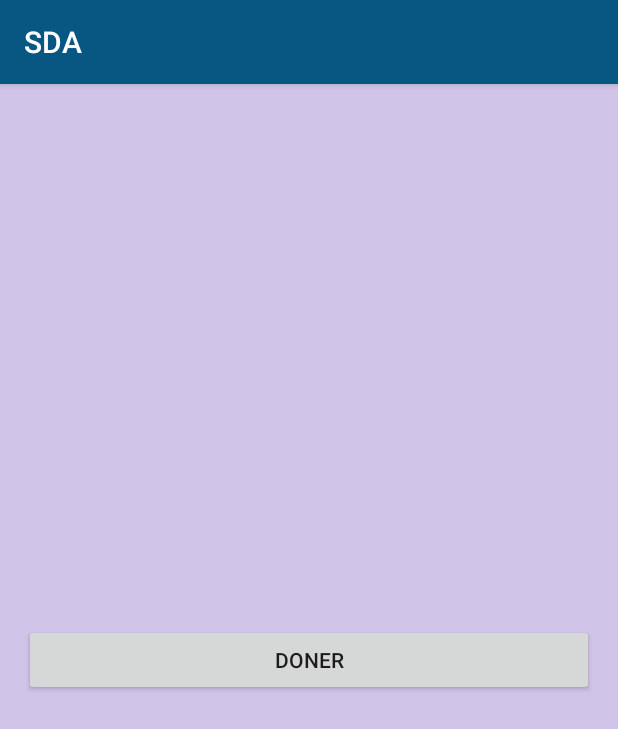
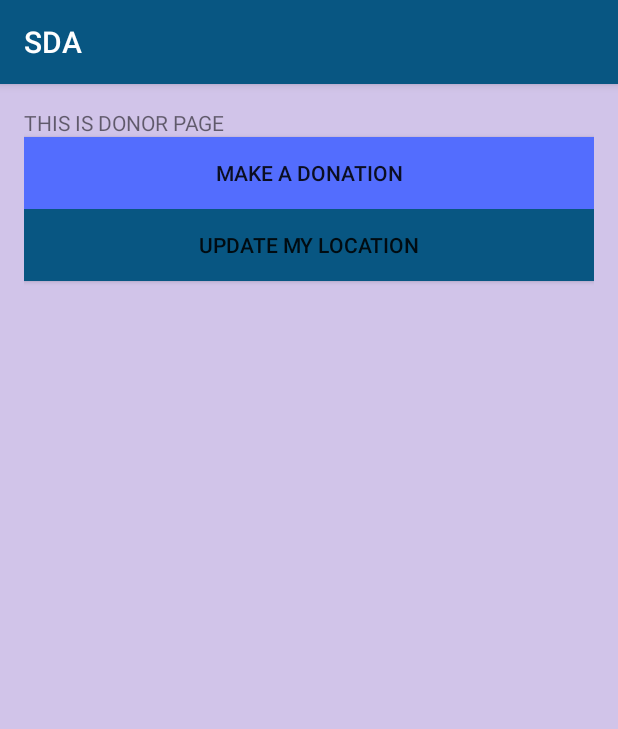
Before and after one commit to Allhabiy/SDA, an Android app: the DonatorLoginActivity screen opened directly, with no data from a screen before it, on a phone screen of 412 x 824 dp. Shown: the top 729 px of the screen. Run offline under Robolectric (Android 15) with nearby library versions, the light colour scheme and no system bars.

Commit message:
minor changes

```diff
--- a/app/src/main/java/allhabiy/sda/DonatorLoginActivity.java
+++ b/app/src/main/java/allhabiy/sda/DonatorLoginActivity.java
@@ -3,8 +3,21 @@ package allhabiy.sda;
 import android.os.Bundle;
 import android.support.v7.app.AppCompatActivity;
 import android.view.KeyEvent;
+import android.widget.Toast;
 
 public class DonatorLoginActivity extends AppCompatActivity {
+
+
+
+    @Override
+    protected void onCreate(Bundle savedInstanceState) {
+        super.onCreate(savedInstanceState);
+        setContentView(R.layout.activity_donator);
+
+
+
+    }
+
     @Override
     public boolean onKeyDown(int keyCode, KeyEvent event) {
         if ((keyCode == KeyEvent.KEYCODE_BACK)) {
@@ -12,12 +25,4 @@ public class DonatorLoginActivity extends AppCompatActivity {
         }
         return super.onKeyDown(keyCode, event);
     }
-
-
-    @Override
-    protected void onCreate(Bundle savedInstanceState) {
-        super.onCreate(savedInstanceState);
-        setContentView(R.layout.activity_donator);
-
-    }
 }
--- a/app/src/main/java/allhabiy/sda/ProfileActivity.java
+++ b/app/src/main/java/allhabiy/sda/ProfileActivity.java
@@ -58,7 +58,7 @@ public class ProfileActivity extends AppCompatActivity {
                         editor.commit();
 
                         //Starting login activity
-                        Intent intent = new Intent(ProfileActivity.this, LoginActivity.class);
+                        Intent intent = new Intent(ProfileActivity.this, MainActivity.class);
                         startActivity(intent);
                     }
                 });
--- a/app/src/main/res/layout/activity_donator.xml
+++ b/app/src/main/res/layout/activity_donator.xml
@@ -12,13 +12,26 @@
 
     <LinearLayout
         android:layout_width="match_parent"
-        android:layout_height="match_parent">
+        android:layout_height="match_parent"
+        android:orientation="vertical">
+        <TextView
+            android:layout_width="wrap_content"
+            android:layout_height="wrap_content"
+            android:text="THIS IS DONOR PAGE"/>
 
         <Button
             android:layout_width="match_parent"
             android:layout_height="wrap_content"
-            android:layout_gravity="center_vertical"
-            android:text="Doner" />
+            android:background="@color/blue_normal"
+            android:text="Make a donation" />
+
+        <Button
+            android:layout_width="match_parent"
+            android:layout_height="wrap_content"
+            android:background="@color/colorPrimary"
+            android:text="Update my location" />
+
+
     </LinearLayout>
 
 
--- a/app/src/main/res/layout/activity_main.xml
+++ b/app/src/main/res/layout/activity_main.xml
@@ -35,7 +35,7 @@
         android:layout_marginTop="24dp"
         android:background="@color/colorPrimary"
         android:padding="12dp"
-        android:text="About SDA"
+        android:text="Awareness About Donation"
         android:textColor="@color/colorAccent" />
 
     <android.support.v7.widget.AppCompatButton
```
Also changed, not shown: app/src/main/res/layout/activity_about_developers.xml (+4 -4 lines), app/src/main/res/layout/activity_needy.xml (+9 -3 lines).
